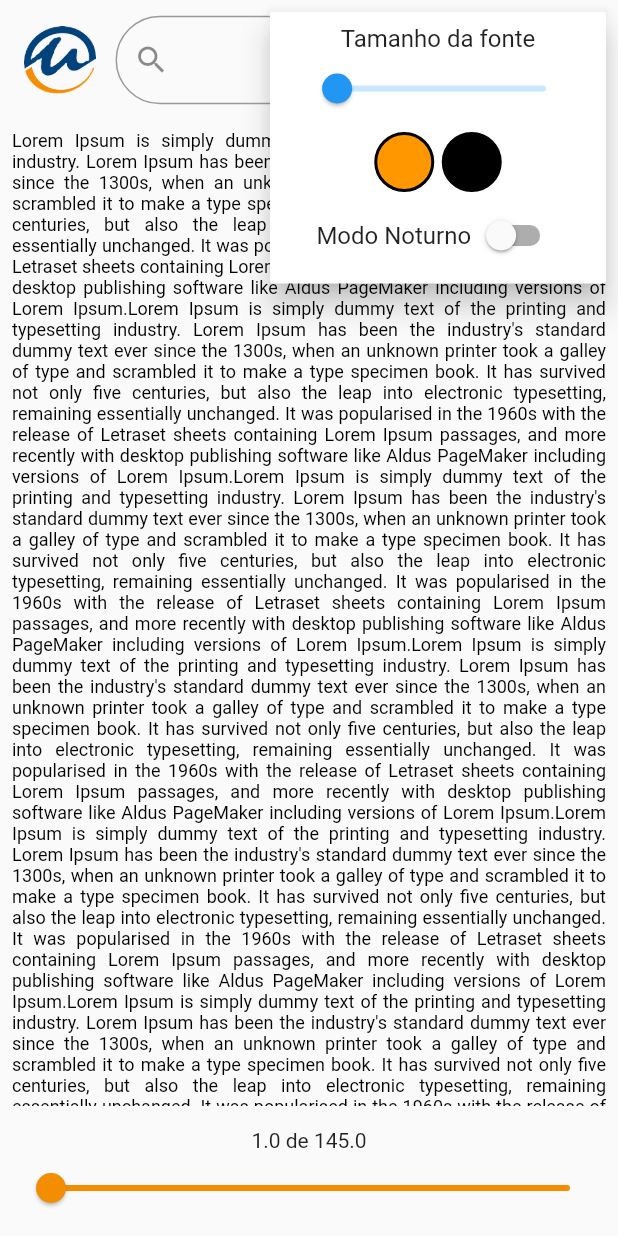
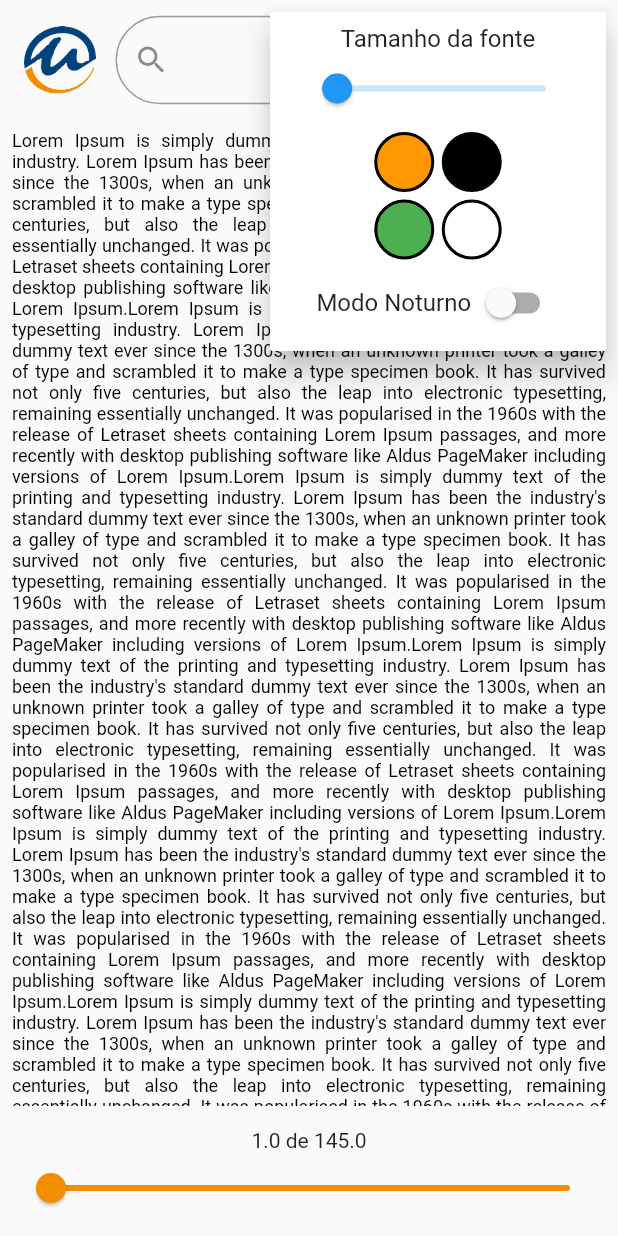
Before and after one commit to HiuryPro/Atlas_Veterinario, a Flutter app: the screen it shows after launch, after a tap on the "menu" icon, on a phone screen of 412 x 824 dp. Run offline on Flutter 3.47's test engine with Material 2 defaults, Android fonts, the light colour scheme and no system bars; missing offline and left inert: turn_page_transition.

Commit message:
Teste com temas

```diff
--- a/atlas_veterinario/lib/app_controller.dart
+++ b/atlas_veterinario/lib/app_controller.dart
@@ -1,30 +1,41 @@
+import 'package:atlas_veterinario/vetthemes.dart';
 import 'package:flutter/material.dart';
 
 class AppController extends ChangeNotifier {
   static AppController instance = AppController();
 
+  VetThemes temas = VetThemes();
+
   bool isDarkTheme = false;
-  String background = "assets/images/back2.jpg";
-  String logo = "assets/images/Stocker_blue_transpN.png";
+  ThemeData? temaEmUso;
+  bool isTema = false;
   Color theme1 = Colors.black;
-  Color theme2 = const Color(0xFF0080d9);
-
-  String nomeNS = "";
-  bool alteraTela = true;
+  Color theme2 = Colors.white;
 
   changeTheme() {
     isDarkTheme = !isDarkTheme;
     if (isDarkTheme) {
-      background = "assets/images/back2B.jpg";
-      logo = "assets/images/Stocker_blue_transpNB.png";
       theme1 = Colors.white;
-      theme2 = const Color(0xFF710a9f);
+      theme2 = Colors.black;
     } else {
-      background = "assets/images/back2.jpg";
-      logo = "assets/images/Stocker_blue_transpN.png";
       theme1 = Colors.black;
-      theme2 = const Color(0xFF0080d9);
+      theme2 = Colors.white;
     }
     notifyListeners();
   }
+
+  ativaTema() {
+    isTema = true;
+    notifyListeners();
+  }
+
+  desativaTema() {
+    isTema = false;
+    notifyListeners();
+  }
+
+  CorVerde() {
+    temaEmUso = temas.temaVerde();
+    notifyListeners();
+  }
 }
--- a/atlas_veterinario/lib/app_widget.dart
+++ b/atlas_veterinario/lib/app_widget.dart
@@ -28,11 +28,12 @@ class AppWidget extends StatelessWidget {
                 GlobalWidgetsLocalizations.delegate
               ],
               supportedLocales: const [Locale('pt', 'BR')],
-              theme: ThemeData(
-                  primarySwatch: Colors.blue,
-                  brightness: AppController.instance.isDarkTheme
-                      ? Brightness.dark
-                      : Brightness.light),
+              theme: AppController.instance.isTema
+                  ? AppController.instance.temaEmUso
+                  : ThemeData(
+                      brightness: AppController.instance.isDarkTheme
+                          ? Brightness.dark
+                          : Brightness.light),
               initialRoute: '/hometeste',
               routes: {
                 '/home': (context) => const Home(
--- a/atlas_veterinario/lib/hometeste.dart
+++ b/atlas_veterinario/lib/hometeste.dart
@@ -91,51 +91,11 @@ class _HomeTesteState extends State<HomeTeste> {
                                       const SizedBox(
                                         height: 5,
                                       ),
-                                      Center(
-                                        child: Row(
-                                          mainAxisAlignment:
-                                              MainAxisAlignment.center,
-                                          children: [
-                                            GestureDetector(
-                                              onTap: (() {
-                                                this.setState(() {
-                                                  corFonte = Colors.orange;
-                                                });
-                                              }),
-                                              child: Container(
-                                                width: 40,
-                                                height: 40,
-                                                decoration: BoxDecoration(
-                                                  border: Border.all(width: 2),
-                                                  color: Colors.orange,
-                                                  shape: BoxShape.circle,
-                                                ),
-                                              ),
-                                            ),
-                                            const SizedBox(
-                                              width: 5,
-                                            ),
-                                            GestureDetector(
-                                              onTap: (() {
-                                                this.setState(() {
-                                                  corFonte = AppController
-                                                      .instance.theme1;
-                                                });
-                                              }),
-                                              child: Container(
-                                                width: 40,
-                                                height: 40,
-                                                decoration: BoxDecoration(
-                                                  border: Border.all(width: 2),
-                                                  color: AppController
-                                                      .instance.theme1,
-                                                  shape: BoxShape.circle,
-                                                ),
-                                              ),
-                                            ),
-                                          ],
-                                        ),
+                                      coresFonte(),
+                                      const SizedBox(
+                                        height: 5,
                                       ),
+                                      escolheThemas(),
                                       const SizedBox(
                                         height: 5,
                                       ),
@@ -153,6 +113,7 @@ class _HomeTesteState extends State<HomeTeste> {
                                                     AppController.instance
                                                         .changeTheme();
                                                   });
+                                                  // ignore: unnecessary_this
                                                   this.setState(() {
                                                     corFonte = AppController
                                                         .instance.theme1;
@@ -160,7 +121,7 @@ class _HomeTesteState extends State<HomeTeste> {
                                                 }))
                                           ],
                                         ),
-                                      ),
+                                      )
                                     ]);
                                   }),
                                 )),
@@ -277,6 +238,108 @@ class _HomeTesteState extends State<HomeTeste> {
             )));
   }
 
+  coresFonte() {
+    return Center(
+      child: SingleChildScrollView(
+        scrollDirection: Axis.horizontal,
+        child: Row(
+          mainAxisAlignment: MainAxisAlignment.center,
+          children: [
+            GestureDetector(
+              onTap: (() {
+                // ignore: unnecessary_this
+                this.setState(() {
+                  corFonte = Colors.orange;
+                });
+              }),
+              child: Container(
+                width: 40,
+                height: 40,
+                decoration: BoxDecoration(
+                  border: Border.all(width: 2),
+                  color: Colors.orange,
+                  shape: BoxShape.circle,
+                ),
+              ),
+            ),
+            const SizedBox(
+              width: 5,
+            ),
+            GestureDetector(
+              onTap: (() {
+                // ignore: unnecessary_this
+                this.setState(() {
+                  corFonte = AppController.instance.theme1;
+                });
+              }),
+              child: Container(
+                width: 40,
+                height: 40,
+                decoration: BoxDecoration(
+                  border: Border.all(width: 2),
+                  color: AppController.instance.theme1,
+                  shape: BoxShape.circle,
+                ),
+              ),
+            ),
+          ],
+        ),
+      ),
+    );
+  }
+
+  escolheThemas() {
+    return Center(
+      child: SingleChildScrollView(
+        scrollDirection: Axis.horizontal,
+        child: Row(
+          mainAxisAlignment: MainAxisAlignment.center,
+          children: [
+            GestureDetector(
+              onTap: (() {
+                // ignore: unnecessary_this
+
+                setState(() {
+                  AppController.instance.ativaTema();
+                  AppController.instance.CorVerde();
+                });
+              }),
+              child: Container(
+                width: 40,
+                height: 40,
+                decoration: BoxDecoration(
+                  border: Border.all(width: 2),
+                  color: Colors.green,
+                  shape: BoxShape.circle,
+                ),
+              ),
+            ),
+            const SizedBox(
+              width: 5,
+            ),
+            GestureDetector(
+              onTap: (() {
+                // ignore: unnecessary_this
+                setState(() {
+                  AppController.instance.desativaTema();
+                });
+              }),
+              child: Container(
+                width: 40,
+                height: 40,
+                decoration: BoxDecoration(
+                  border: Border.all(width: 2),
+                  color: AppController.instance.theme2,
+                  shape: BoxShape.circle,
+                ),
+              ),
+            ),
+          ],
+        ),
+      ),
+    );
+  }
+
   @override
   Widget build(BuildContext context) {
     return AnimatedBuilder(
@@ -287,6 +350,12 @@ class _HomeTesteState extends State<HomeTeste> {
               drawer: Drawer(
                   child: ListView(shrinkWrap: true, children: [
                 const UserAccountsDrawerHeader(
+                    decoration: BoxDecoration(
+                        image: DecorationImage(
+                      image: AssetImage(
+                        'assets/images/vetAtletica.png',
+                      ),
+                    )),
                     accountName: Text('Teste Nome'),
                     accountEmail: Text('Teste Email')),
                 Tooltip(
```
Also changed, not shown: atlas_veterinario/lib/vetthemes.dart (added, +15 -0 lines), atlas_veterinario/assets/images/vetAtletica.png (added), 1 other file.
